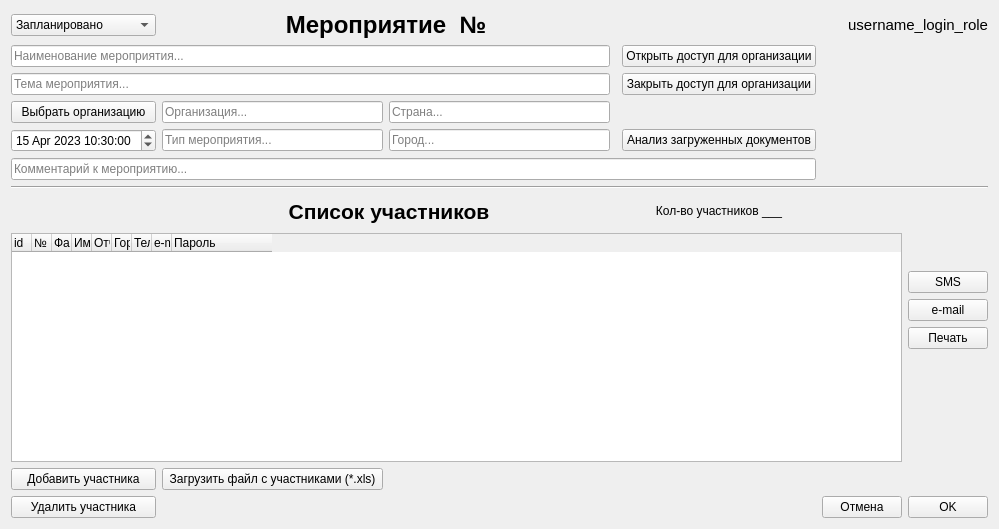
Qt form Ui_designer/Ui_Event.ui (Vsesvet/FastComm) before a commit.
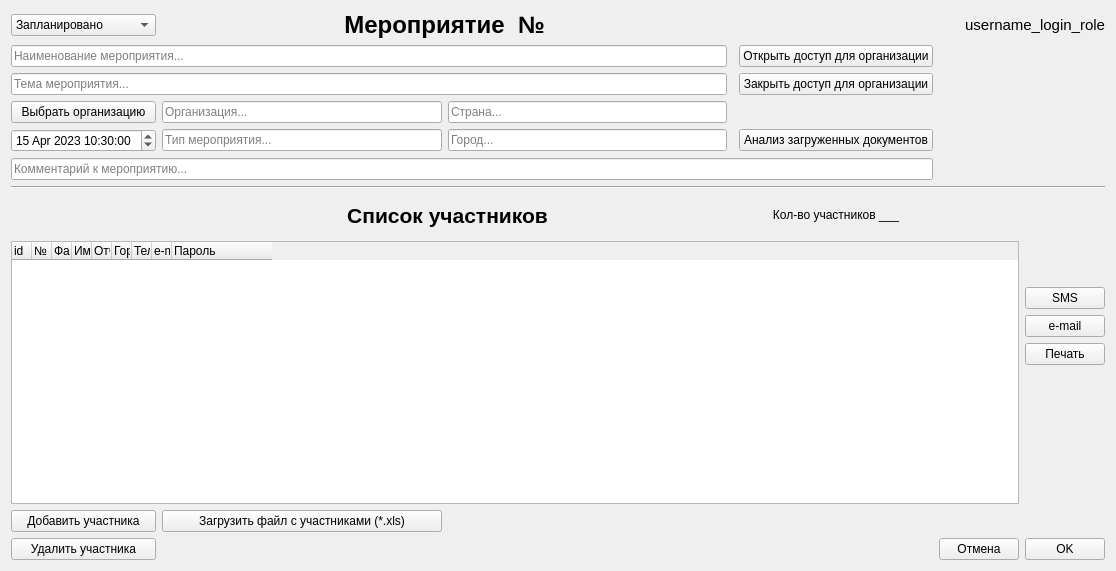
The same form after that commit.

Commit message: Поправлен интерфейс окошек Мероприятия и Принятия документов

Diff of the .ui file:
```diff
--- a/Ui_designer/Ui_Event.ui
+++ b/Ui_designer/Ui_Event.ui
@@ -6,8 +6,8 @@
    <rect>
     <x>0</x>
     <y>0</y>
-    <width>999</width>
-    <height>529</height>
+    <width>1116</width>
+    <height>571</height>
    </rect>
   </property>
   <property name="windowTitle">
```
The commit also changes 3 other files.
